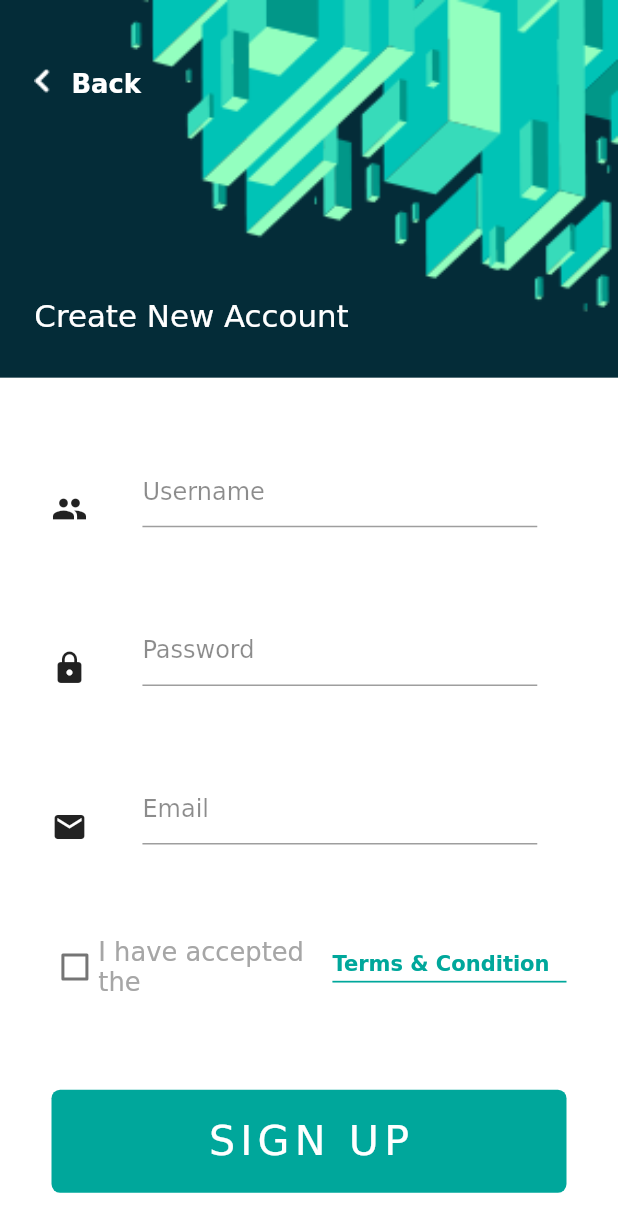
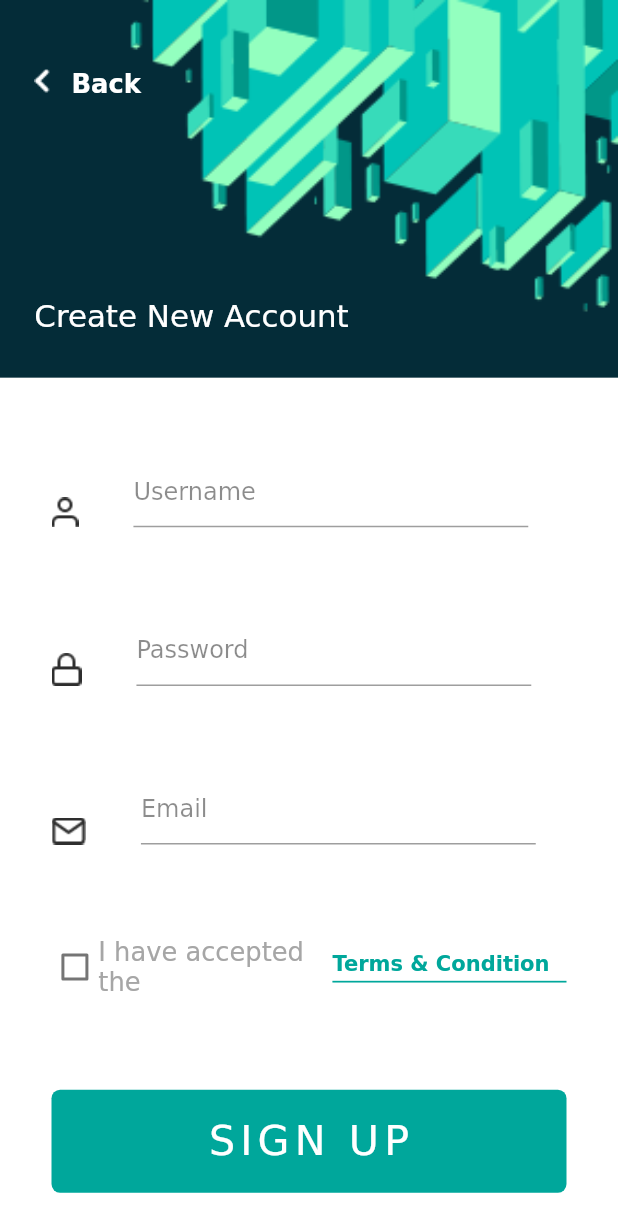
Before and after one commit to shreyask12/RoomControl_XP, a Flutter app: the SignupUI screen opened by its route, on a phone screen of 412 x 824 dp. Shown: the top 1232 px of the screen. Run offline on Flutter 3.47's test engine with Material 2 defaults, Android fonts, the phone set to English and light mode, and no system bars; our stand-ins replace firebase_auth, flutter_screenutil; accounts and stored records are empty.

Commit message:
final changes done

```diff
--- a/lib/rooms_page.dart
+++ b/lib/rooms_page.dart
@@ -2,7 +2,7 @@ import 'package:flutter/material.dart';
 import 'package:flutter_screenutil/flutter_screenutil.dart';
 import 'package:roomcontrol/control_panel.dart';
 import 'package:roomcontrol/widgets/bulbs_box.dart';
-import 'package:roomcontrol/widgets/lamp_paint.dart';
+// import 'package:roomcontrol/widgets/lamp_paint.dart';
 
 class RoomsPage extends StatefulWidget {
 
--- a/lib/signup_page.dart
+++ b/lib/signup_page.dart
@@ -2,9 +2,14 @@ import 'package:flutter/material.dart';
 import 'dart:ui';
 import 'package:flutter_screenutil/flutter_screenutil.dart';
 import 'package:roomcontrol/control_panel.dart';
+// import 'package:roomcontrol/loading_page.dart';
+// import 'package:roomcontrol/control_panel.dart';
 import 'package:roomcontrol/login_page.dart';
+import 'package:roomcontrol/validators.dart';
+import 'widgets/form_submit_btn.dart';
+import 'package:firebase_auth/firebase_auth.dart';
 
-class SignupUI extends StatefulWidget {
+class SignupUI extends StatefulWidget with EmailPasswordProviders{
 
   static String id = 'signup';
 
@@ -14,6 +19,74 @@ class SignupUI extends StatefulWidget {
 
 class _SignupUIState extends State<SignupUI> {
 
+  final _auth = FirebaseAuth.instance;
+
+  final _signupScaffold = GlobalKey<ScaffoldState>();
+
+  final TextEditingController textnamecontrol = TextEditingController();
+  final TextEditingController emailcontrol = TextEditingController();
+  final TextEditingController passwordcontrol = TextEditingController();
+
+   String get _email => emailcontrol.text;
+   String get _password => passwordcontrol.text;
+   String get _username => textnamecontrol.text;
+
+    bool emailValid =true;
+    bool passwordValid = true;
+    bool usernamevalid = true;
+
+  bool checkboxchecked = false;
+
+
+  _onSubmit() async {
+    var dontproceed = true;
+
+    if(_email == '' || _email == null ){
+      setState(() {
+        emailValid = false;
+      });
+
+      dontproceed =false;
+
+    }
+    if( _password == '' || _password == null ){
+       setState(() {
+        passwordValid = false;
+      });
+     dontproceed =false;
+    }
+    if(_username == '' || _username == null){
+       setState(() {
+        usernamevalid = false;
+      });
+       dontproceed =false;
+    }
+    if(checkboxchecked == false){
+
+       dontproceed = false;
+       showSnackBar('Please Accept the terms and conditions!');
+
+    }
+    if(dontproceed){
+
+      try{
+
+      final newuser = await _auth.createUserWithEmailAndPassword(email: _email, password: _password);
+      //  print(newuser);
+
+      if(newuser != null){
+
+        //  LoadingScreen(duration: Duration(seconds:5 ),pagenavigate: ControlPanel.id,);
+        Navigator.pushNamed(context, ControlPanel.id);
+      }
+        }catch(e){
+          showSnackBar(e);
+          print(e);
+        }
+
+    }
+
+  }
 
 
   @override
@@ -21,7 +94,12 @@ class _SignupUIState extends State<SignupUI> {
 
     ScreenUtil.init(context, width: 360, height: 720, allowFontScaling: false);
 
+    // emailValid = widget.emailValidator.isValid(_email);
+    // passwordValid = widget.passwordValidator.isValid(_password);
+    // usernamevalid = widget.emailValidator.isValid(_username);
+
     return Scaffold(
+      key: _signupScaffold,
       backgroundColor: Color(0xffffff),
       body: SingleChildScrollView(
         child: Container(
@@ -107,15 +185,25 @@ class _SignupUIState extends State<SignupUI> {
                               mainAxisAlignment: MainAxisAlignment.start,
                               crossAxisAlignment: CrossAxisAlignment.end,
                               children: <Widget>[
-                              Icon(Icons.group),
+                              // Icon(Icons.group),
+                              Image.asset('assets/images/Icon feather-user.png'),
                               // SvgPicture.asset('assets/images/user.svg'),
                                 Padding(
                                   padding: EdgeInsets.only(left:ScreenUtil().setWidth(32.0)),
                                   child: SizedBox(
                                     width: ScreenUtil().setWidth(230),
                                     child: TextField(
+                                      controller: textnamecontrol,
+                                       onChanged: (val){
+                                          if(val != ''){
+                                          setState(() {
+                                            usernamevalid = true;
+                                          });
+                                        }
+                                       },
                                       decoration: InputDecoration(
                                       hintText: 'Username',
+                                      errorText: usernamevalid ? null : widget.usernameError,
                                         hintStyle: TextStyle(
                                           color: Colors.black45,
                                         ),
@@ -129,15 +217,25 @@ class _SignupUIState extends State<SignupUI> {
                               mainAxisAlignment: MainAxisAlignment.start,
                               crossAxisAlignment: CrossAxisAlignment.end,
                               children: <Widget>[
-                                Icon(Icons.lock),
+                                // Icon(Icons.lock),
+                                Image.asset('assets/images/Icon feather-lock.png'),
                                 Padding(
                                   padding: EdgeInsets.only(left:ScreenUtil().setWidth(32.0)),
                                   child: SizedBox(
                                     width: ScreenUtil().setWidth(230),
                                     child: TextField(
+                                       onChanged: (val){
+                                          if(val != ''){
+                                          setState(() {
+                                            passwordValid = true;
+                                          });
+                                        }
+                                       },
+                                      controller: passwordcontrol,
                                       obscureText: true,
                                       decoration: InputDecoration(
                                       hintText: 'Password',
+                                      errorText: passwordValid ? null : widget.passwordError,
                                         hintStyle: TextStyle(
                                           color: Colors.black45,
                                         ),
@@ -151,15 +249,25 @@ class _SignupUIState extends State<SignupUI> {
                               mainAxisAlignment: MainAxisAlignment.start,
                               crossAxisAlignment: CrossAxisAlignment.end,
                               children: <Widget>[
-                                Icon(Icons.email),
+                                // Icon(Icons.email),
+                                Image.asset('assets/images/Icon feather-mail.png'),
                                 Padding(
                                   padding: EdgeInsets.only(left:ScreenUtil().setWidth(32.0)),
                                   child: SizedBox(
                                     width: ScreenUtil().setWidth(230),
                                     child: TextField(
-                                      obscureText: true,
+                                      controller: emailcontrol,
+                                      onChanged: (val){
+                                          if(val != ''){
+                                          setState(() {
+                                            emailValid = true;
+                                          });
+                                        }
+                                       },
+                                      keyboardType: TextInputType.emailAddress,
                                       decoration: InputDecoration(
                                       hintText: 'Email',
+                                      errorText: emailValid ? null :  widget.emailerror,
                                         hintStyle: TextStyle(
                                           color: Colors.black45,
                                         ),
@@ -174,8 +282,10 @@ class _SignupUIState extends State<SignupUI> {
                               crossAxisAlignment: CrossAxisAlignment.center,
                               children: <Widget>[
                                 Expanded(
-                                  child: Checkbox(value: false, onChanged: (val){
-
+                                  child: Checkbox(value: checkboxchecked, onChanged: (val){
+                                     setState(() {
+                                       checkboxchecked = val;
+                                     });
                                   },activeColor: Color(0xffa6a6a6),checkColor: Color(0xff00a79b),),
                                 ),
                                 Expanded(
@@ -213,35 +323,7 @@ class _SignupUIState extends State<SignupUI> {
                                 ),
                               ],
                             ),
-                            GestureDetector(
-                              onTap: (){
-                                Navigator.pushNamed(context,ControlPanel.id);
-                              },
-                              child: Container(
-                                height: ScreenUtil().setHeight(60.0),
-                                width: ScreenUtil().setWidth(300),
-                                decoration: BoxDecoration(
-                                  shape: BoxShape.rectangle,
-                                  color: Color(0xff00a79b),
-                                  borderRadius: BorderRadius.all(Radius.circular(ScreenUtil().setWidth(5.0))),
-                                ),
-                                  child: Material(
-                                    color: Colors.transparent,
-                                  child: InkWell(
-                                    splashColor: Colors.grey,
-                                    child: Center(
-                                      child: Text('SIGN UP',style: TextStyle(
-                                      color:Colors.white,
-                                      fontWeight: FontWeight.w500,
-                                      fontSize: ScreenUtil().setSp(24.0),
-                                      letterSpacing: ScreenUtil().setWidth(3.0),
-                                        ),
-                                      ),
-                                    ),
-                                  ),
-                                ),
-                              ),
-                            ),
+                            FormSubmitButton(buttonType: 'SIGN UP', onPressed: _onSubmit)
                           ],
                         ),
                       ),
@@ -255,4 +337,17 @@ class _SignupUIState extends State<SignupUI> {
       ),
     );
   }
+
+  void showSnackBar(text){
+
+      final snackbar = SnackBar(
+        backgroundColor: Color(0xFF00a79b),
+      content: Text(
+          text,
+          style: TextStyle(color:Colors.white,),
+        ),
+      );
+    _signupScaffold.currentState.showSnackBar(snackbar);
+
+  }
 }
--- /dev/null
+++ b/lib/validators.dart
@@ -0,0 +1,18 @@
+abstract class StringValidator {
+  bool isValid(String  value);
+}
+
+class NonemptyStringValidators implements StringValidator{
+  @override
+  bool isValid(String value){
+    return value.isEmpty;
+  }
+}
+
+class EmailPasswordProviders {
+  final StringValidator emailValidator = NonemptyStringValidators();
+  final StringValidator passwordValidator = NonemptyStringValidators();
+  final String emailerror = 'Email can\'t be empty';
+  final String usernameError = 'Username can\'t be empty';
+  final String passwordError = 'Password can\'t be empty';
+}
--- /dev/null
+++ b/lib/widgets/form_submit_btn.dart
@@ -0,0 +1,38 @@
+import 'package:flutter/material.dart';
+import 'package:flutter_screenutil/flutter_screenutil.dart';
+
+class FormSubmitButton extends StatelessWidget {
+
+  final Function onPressed;
+  final String buttonType;
+
+  FormSubmitButton({@required this.buttonType, @required this.onPressed});
+
+  @override
+  Widget build(BuildContext context) {
+    return Container(
+      height: ScreenUtil().setHeight(60.0),
+      width: ScreenUtil().setWidth(300),
+      decoration: BoxDecoration(
+        shape: BoxShape.rectangle,
+        color: Color(0xff00a79b),
+        borderRadius: BorderRadius.all(Radius.circular(ScreenUtil().setWidth(5.0))),
+      ),
+        child: Material(
+          color: Colors.transparent,
+        child: InkWell(
+          onTap: onPressed,
+          splashColor: Colors.white,
+          child: Center(child: Text(buttonType,style: TextStyle(
+            color:Colors.white,
+            fontWeight: FontWeight.w500,
+            fontSize: ScreenUtil().setSp(24.0),
+            letterSpacing: ScreenUtil().setWidth(3.0),
+              ),
+            ),
+          ),
+        ),
+      ),
+    );
+  }
+}
```
Also changed, not shown: lib/loading_page.dart (added, +39 -0 lines), lib/login_page.dart (+112 -34 lines), pubspec.yaml (+13 -43 lines), pubspec.lock, 1 other file.
